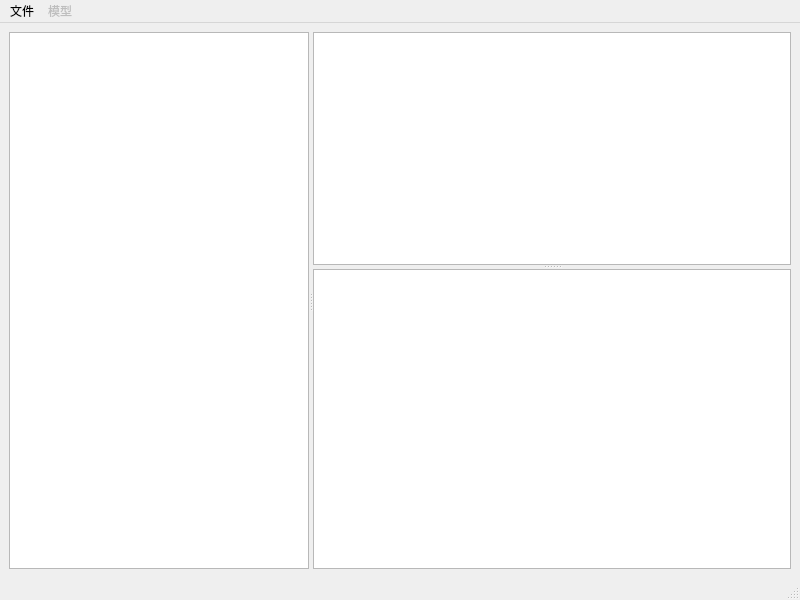
This is src/ui/main_window.ui in TeaHeart/cellpose_deal as Qt 5 draws it before an edit. The edited form follows.
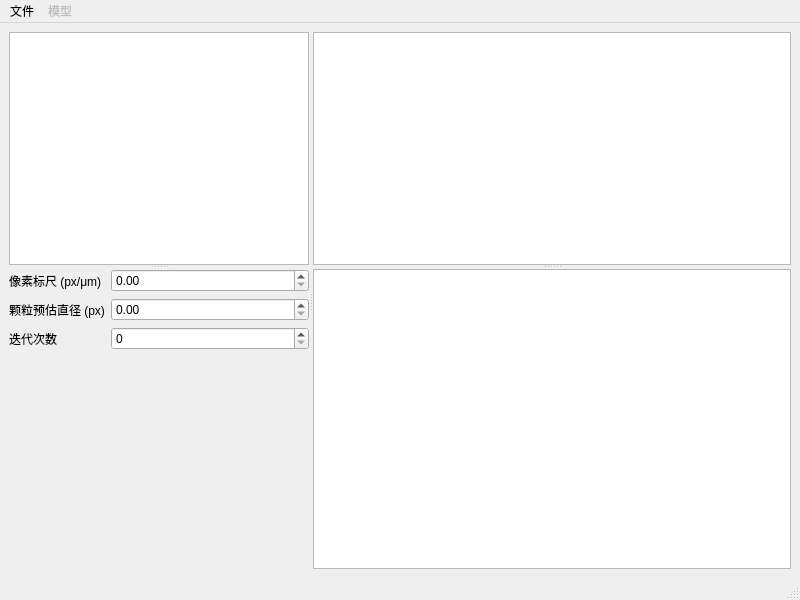
This is the edited form. Icons and pictures are not drawn.

Commit message: perf: 配置移动到主窗口

```diff
--- a/src/ui/main_window.ui
+++ b/src/ui/main_window.ui
@@ -27,13 +27,72 @@
       <property name="childrenCollapsible">
        <bool>false</bool>
       </property>
-      <widget class="QTreeView" name="treeView">
+      <widget class="QSplitter" name="splitter_3">
        <property name="minimumSize">
         <size>
          <width>300</width>
          <height>0</height>
         </size>
        </property>
+       <property name="orientation">
+        <enum>Qt::Orientation::Vertical</enum>
+       </property>
+       <property name="childrenCollapsible">
+        <bool>false</bool>
+       </property>
+       <widget class="QTreeView" name="treeView"/>
+       <widget class="QWidget" name="formLayoutWidget">
+        <property name="minimumSize">
+         <size>
+          <width>0</width>
+          <height>300</height>
+         </size>
+        </property>
+        <layout class="QFormLayout" name="formLayout">
+         <item row="0" column="0">
+          <widget class="QLabel" name="label">
+           <property name="text">
+            <string>像素标尺 (px/μm)</string>
+           </property>
+          </widget>
+         </item>
+         <item row="1" column="0">
+          <widget class="QLabel" name="label_2">
+           <property name="text">
+            <string>颗粒预估直径 (px)</string>
+           </property>
+          </widget>
+         </item>
+         <item row="2" column="0">
+          <widget class="QLabel" name="label_3">
+           <property name="text">
+            <string>迭代次数</string>
+           </property>
+          </widget>
+         </item>
+         <item row="0" column="1">
+          <widget class="QDoubleSpinBox" name="doubleSpinBox_px_size">
+           <property name="maximum">
+            <double>10000.000000000000000</double>
+           </property>
+          </widget>
+         </item>
+         <item row="1" column="1">
+          <widget class="QDoubleSpinBox" name="doubleSpinBox_diam">
+           <property name="maximum">
+            <double>10000.000000000000000</double>
+           </property>
+          </widget>
+         </item>
+         <item row="2" column="1">
+          <widget class="QSpinBox" name="spinBox_niter">
+           <property name="maximum">
+            <number>10000</number>
+           </property>
+          </widget>
+         </item>
+        </layout>
+       </widget>
       </widget>
       <widget class="QSplitter" name="splitter_2">
        <property name="sizePolicy">
```
Left out of the diff: 12 changed lines with no effect on the pictures. The commit also changes 3 other files.
